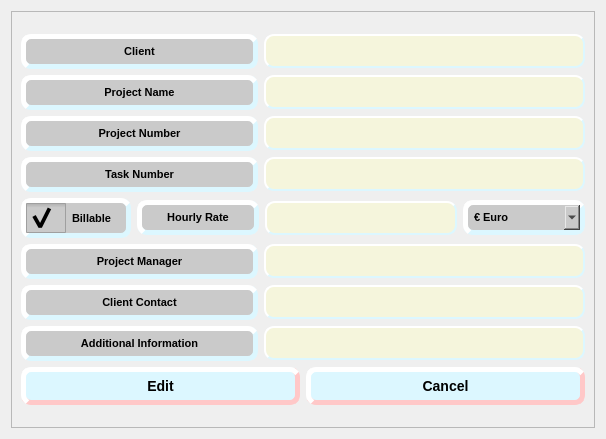
Above: Hour_Registry_env/QT_Files/Hour_Registry_PI_dialog_QT.ui from MassiveSnake/Timecard_tool before the change. Below: the same form after it.
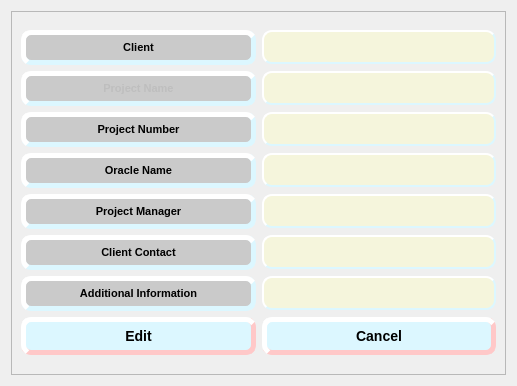
That is the form after the change. Icons and pictures are not drawn.

Patch:
```diff
--- a/Hour_Registry_env/QT_Files/Hour_Registry_PI_dialog_QT.ui
+++ b/Hour_Registry_env/QT_Files/Hour_Registry_PI_dialog_QT.ui
@@ -6,8 +6,8 @@
    <rect>
     <x>0</x>
     <y>0</y>
-    <width>606</width>
-    <height>439</height>
+    <width>517</width>
+    <height>386</height>
    </rect>
   </property>
   <property name="windowTitle">
@@ -33,6 +33,9 @@
              <layout class="QHBoxLayout" name="horizontalLayout1_client">
               <item>
                <widget class="QLabel" name="label_client">
+                <property name="enabled">
+                 <bool>true</bool>
+                </property>
                 <property name="sizePolicy">
                  <sizepolicy hsizetype="Preferred" vsizetype="Preferred">
                   <horstretch>0</horstretch>
@@ -41,26 +44,24 @@
                 </property>
                 <property name="minimumSize">
                  <size>
-                  <width>87</width>
+                  <width>0</width>
                   <height>0</height>
                  </size>
                 </property>
                 <property name="maximumSize">
                  <size>
-                  <width>237</width>
+                  <width>16777215</width>
                   <height>35</height>
                  </size>
                 </property>
                 <property name="styleSheet">
                  <string notr="true">QLabel{
-	max-width: 215px;
 	background-color: rgb(202, 202, 202);
     border-style: outset;
     border-width: 5px;
     border-radius: 10px;
-   border-color: rgb(220, 247, 255);
+	border-color: rgb(220, 247, 255);
     font: bold 11px;
-    min-width: 5em;
     padding: 6px;
 }</string>
                 </property>
@@ -81,7 +82,7 @@
               <item>
                <widget class="QLineEdit" name="lineEdit_client">
                 <property name="enabled">
-                 <bool>false</bool>
+                 <bool>true</bool>
                 </property>
                 <property name="sizePolicy">
                  <sizepolicy hsizetype="Minimum" vsizetype="Fixed">
@@ -91,7 +92,7 @@
                 </property>
                 <property name="minimumSize">
                  <size>
-                  <width>101</width>
+                  <width>0</width>
                   <height>0</height>
                  </size>
                 </property>
@@ -116,6 +117,9 @@
              <layout class="QHBoxLayout" name="horizontalLayout_project_name">
               <item>
                <widget class="QLabel" name="label_project_name">
+                <property name="enabled">
+                 <bool>false</bool>
+                </property>
                 <property name="sizePolicy">
                  <sizepolicy hsizetype="Preferred" vsizetype="Preferred">
                   <horstretch>0</horstretch>
@@ -124,26 +128,24 @@
                 </property>
                 <property name="minimumSize">
                  <size>
-                  <width>87</width>
+                  <width>0</width>
                   <height>0</height>
                  </size>
                 </property>
                 <property name="maximumSize">
                  <size>
-                  <width>237</width>
+                  <width>16777215</width>
                   <height>35</height>
                  </size>
                 </property>
                 <property name="styleSheet">
                  <string notr="true">QLabel{
-	max-width: 215px;
 	background-color: rgb(202, 202, 202);
     border-style: outset;
     border-width: 5px;
     border-radius: 10px;
-   border-color: rgb(220, 247, 255);
+	border-color: rgb(220, 247, 255);
     font: bold 11px;
-    min-width: 5em;
     padding: 6px;
 }</string>
                 </property>
@@ -174,7 +176,7 @@
                 </property>
                 <property name="minimumSize">
                  <size>
-                  <width>101</width>
+                  <width>0</width>
                   <height>0</height>
                  </size>
                 </property>
@@ -207,26 +209,24 @@
                 </property>
                 <property name="minimumSize">
                  <size>
-                  <width>87</width>
+                  <width>0</width>
                   <height>0</height>
                  </size>
                 </property>
                 <property name="maximumSize">
                  <size>
-                  <width>237</width>
+                  <width>16777215</width>
                   <height>35</height>
                  </size>
                 </property>
                 <property name="styleSheet">
                  <string notr="true">QLabel{
-	max-width: 215px;
 	background-color: rgb(202, 202, 202);
     border-style: outset;
     border-width: 5px;
     border-radius: 10px;
-   border-color: rgb(220, 247, 255);
+	border-color: rgb(220, 247, 255);
     font: bold 11px;
-    min-width: 5em;
     padding: 6px;
 }</string>
                 </property>
@@ -254,7 +254,7 @@
                 </property>
                 <property name="minimumSize">
                  <size>
-                  <width>101</width>
+                  <width>0</width>
                   <height>0</height>
                  </size>
                 </property>
@@ -287,31 +287,29 @@
                 </property>
                 <property name="minimumSize">
                  <size>
-                  <width>87</width>
+                  <width>0</width>
                   <height>0</height>
                  </size>
                 </property>
                 <property name="maximumSize">
                  <size>
-                  <width>237</width>
+                  <width>16777215</width>
                   <height>35</height>
                  </size>
                 </property>
                 <property name="styleSheet">
                  <string notr="true">QLabel{
-	max-width: 215px;
 	background-color: rgb(202, 202, 202);
     border-style: outset;
     border-width: 5px;
     border-radius: 10px;
-   border-color: rgb(220, 247, 255);
+	border-color: rgb(220, 247, 255);
     font: bold 11px;
-    min-width: 5em;
     padding: 6px;
 }</string>
                 </property>
                 <property name="text">
-                 <string>Task Number</string>
+                 <string>Oracle Name</string>
                 </property>
                 <property name="scaledContents">
                  <bool>false</bool>
@@ -334,184 +332,23 @@
                 </property>
                 <property name="minimumSize">
                  <size>
-                  <width>101</width>
-                  <height>0</height>
-                 </size>
-                </property>
-                <property name="styleSheet">
-                 <string notr="true">QLineEdit
-{
-background-color:beige;    
-border-style:outset;
-    border-width: 2px;
-    border-radius: 10px;
-border-color: rgb(220, 247, 255);
-    font: bold 14px;
-    min-width: 5em;
-    padding: 6px;
-}</string>
-                </property>
-               </widget>
-              </item>
-             </layout>
-            </item>
-            <item>
-             <layout class="QHBoxLayout" name="horizontalLayout_currency">
-              <item>
-               <widget class="QCheckBox" name="checkBox_billable">
-                <property name="styleSheet">
-                 <string notr="true">QCheckBox{
-	max-width: 100px;
-	background-color: rgb(202, 202, 202);
-    border-style: outset;
-    border-width: 5px;
-    border-radius: 10px;
-   border-color: rgb(220, 247, 255);
-    font: bold 11px;
-    min-width: 5em;
-}
-QCheckBox::indicator{
-margin-left:5%; margin-right:5%;
-width: 30px;
-height: 30px;
-}
-
-QCheckBox::indicator::unchecked{
-	image: url(:/images/icons8-toggle-off-100.png);
-
-}
-
-QCheckBox::indicator::checked{
-	image: url(:/images/icons8-toggle-on-100.png);
-}
-</string>
-                </property>
-                <property name="text">
-                 <string>Billable</string>
-                </property>
-                <property name="checked">
-                 <bool>true</bool>
-                </property>
-               </widget>
-              </item>
-              <item>
-               <widget class="QLabel" name="label_hourly_rate">
-                <property name="sizePolicy">
-                 <sizepolicy hsizetype="Preferred" vsizetype="Preferred">
-                  <horstretch>0</horstretch>
-                  <verstretch>0</verstretch>
-                 </sizepolicy>
-                </property>
-                <property name="minimumSize">
-                 <size>
-                  <width>87</width>
-                  <height>0</height>
-                 </size>
-                </property>
-                <property name="maximumSize">
-                 <size>
-                  <width>122</width>
-                  <height>35</height>
-                 </size>
-                </property>
-                <property name="styleSheet">
-                 <string notr="true">QLabel{
-	max-width: 100px;
-	background-color: rgb(202, 202, 202);
-    border-style: outset;
-    border-width: 5px;
-    border-radius: 10px;
-   border-color: rgb(220, 247, 255);
-    font: bold 11px;
-    min-width: 5em;
-    padding: 6px;
-}</string>
-                </property>
-                <property name="text">
-                 <string>Hourly Rate</string>
-                </property>
-                <property name="scaledContents">
-                 <bool>false</bool>
-                </property>
-                <property name="alignment">
-                 <set>Qt::AlignCenter</set>
-                </property>
-                <property name="wordWrap">
-                 <bool>false</bool>
-                </property>
-               </widget>
-              </item>
-              <item>
-               <widget class="QLineEdit" name="lineEdit_hourly_rate">
-                <property name="sizePolicy">
-                 <sizepolicy hsizetype="Minimum" vsizetype="Fixed">
-                  <horstretch>0</horstretch>
-                  <verstretch>0</verstretch>
-                 </sizepolicy>
-                </property>
-                <property name="minimumSize">
-                 <size>
                   <width>0</width>
                   <height>0</height>
                  </size>
                 </property>
                 <property name="styleSheet">
-                 <string notr="true">QLineEdit
-{
-background-color:beige;    
-border-style:outset;
+                 <string notr="true">QLineEdit{
+	background-color:beige;    
+	border-style:outset;
     border-width: 2px;
     border-radius: 10px;
-border-color: rgb(220, 247, 255);
+	border-color: rgb(220, 247, 255);
     font: bold 14px;
     padding: 6px;
 }</string>
                 </property>
                </widget>
               </item>
-              <item>
-               <widget class="QComboBox" name="comboBox_currency">
-                <property name="maximumSize">
-                 <size>
-                  <width>122</width>
-                  <height>35</height>
-                 </size>
-                </property>
-                <property name="styleSheet">
-                 <string notr="true">QComboBox{
-	max-width: 100px;
-    background-color: rgb(202, 202, 202);
-    border-style: outset;
-    border-width: 5px;
-    border-radius: 10px;
-   border-color: rgb(220, 247, 255);
-    font: bold 11px;
-    min-width: 10em;
-    padding: 6px;
-}
-QComboBox::hover{
-    background-color: rgb(182, 182, 182) ;
-	border-style: outset;
-    border-width: 5px;
-    border-radius: 10px;
-	border-color: rgb(220, 247, 255);
-    font: bold 11px;
-    min-width: 10em;
-    padding: 6px;
-}</string>
-                </property>
-                <item>
-                 <property name="text">
-                  <string>€ Euro</string>
-                 </property>
-                </item>
-                <item>
-                 <property name="text">
-                  <string>$ Dollar</string>
-                 </property>
-                </item>
-               </widget>
-              </item>
              </layout>
             </item>
             <item>
@@ -526,26 +363,24 @@
                 </property>
                 <property name="minimumSize">
                  <size>
-                  <width>87</width>
+                  <width>0</width>
                   <height>0</height>
                  </size>
                 </property>
                 <property name="maximumSize">
                  <size>
-                  <width>237</width>
+                  <width>16777215</width>
                   <height>35</height>
                  </size>
                 </property>
                 <property name="styleSheet">
                  <string notr="true">QLabel{
-	max-width: 215px;
 	background-color: rgb(202, 202, 202);
     border-style: outset;
     border-width: 5px;
     border-radius: 10px;
-   border-color: rgb(220, 247, 255);
+	border-color: rgb(220, 247, 255);
     font: bold 11px;
-    min-width: 5em;
     padding: 6px;
 }</string>
                 </property>
@@ -573,7 +408,7 @@
                 </property>
                 <property name="minimumSize">
                  <size>
-                  <width>101</width>
+                  <width>0</width>
                   <height>0</height>
                  </size>
                 </property>
@@ -606,26 +441,24 @@
                 </property>
                 <property name="minimumSize">
                  <size>
-                  <width>87</width>
+                  <width>0</width>
                   <height>0</height>
                  </size>
                 </property>
                 <property name="maximumSize">
                  <size>
-                  <width>237</width>
+                  <width>16777215</width>
                   <height>35</height>
                  </size>
                 </property>
                 <property name="styleSheet">
                  <string notr="true">QLabel{
-	max-width: 215px;
 	background-color: rgb(202, 202, 202);
     border-style: outset;
     border-width: 5px;
     border-radius: 10px;
-   border-color: rgb(220, 247, 255);
+	border-color: rgb(220, 247, 255);
     font: bold 11px;
-    min-width: 5em;
     padding: 6px;
 }</string>
                 </property>
@@ -656,7 +489,7 @@
                 </property>
                 <property name="minimumSize">
                  <size>
-                  <width>101</width>
+                  <width>0</width>
                   <height>0</height>
                  </size>
                 </property>
@@ -689,26 +522,24 @@
                 </property>
                 <property name="minimumSize">
                  <size>
-                  <width>87</width>
+                  <width>0</width>
                   <height>0</height>
                  </size>
                 </property>
                 <property name="maximumSize">
                  <size>
-                  <width>237</width>
+                  <width>16777215</width>
                   <height>35</height>
                  </size>
                 </property>
                 <property name="styleSheet">
                  <string notr="true">QLabel{
-	max-width: 215px;
 	background-color: rgb(202, 202, 202);
     border-style: outset;
     border-width: 5px;
     border-radius: 10px;
-   border-color: rgb(220, 247, 255);
+	border-color: rgb(220, 247, 255);
     font: bold 11px;
-    min-width: 5em;
     padding: 6px;
 }</string>
                 </property>
```
Left out of the diff: 103 changed lines with no effect on the pictures.
